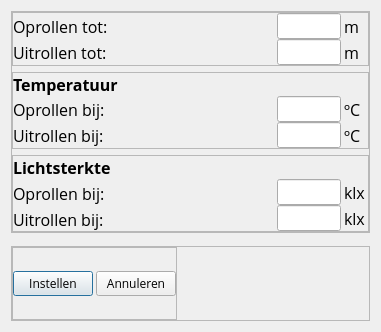
Qt form centrale/instellen.ui (elwint/-rolluik-domotica) before a commit.
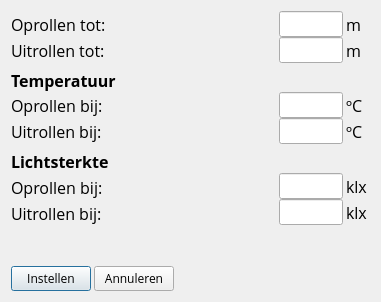
The same form after that commit.

Commit message: Added error popup; Added limits window; Added support to set all limits; Fixed widgets positions; Fixed degree char + temperature; Finished GUI error dialog; Removed GUI borders

What changed in the file:
```diff
--- a/centrale/instellen.ui
+++ b/centrale/instellen.ui
@@ -7,7 +7,7 @@
     <x>0</x>
     <y>0</y>
     <width>381</width>
-    <height>332</height>
+    <height>302</height>
    </rect>
   </property>
   <property name="sizePolicy">
@@ -32,12 +32,6 @@
        <pointsize>12</pointsize>
       </font>
      </property>
-     <property name="frameShape">
-      <enum>QFrame::StyledPanel</enum>
-     </property>
-     <property name="frameShadow">
-      <enum>QFrame::Raised</enum>
-     </property>
      <layout class="QVBoxLayout" name="verticalLayout_2">
       <property name="margin">
        <number>0</number>
@@ -47,12 +41,6 @@
         <property name="layoutDirection">
          <enum>Qt::RightToLeft</enum>
         </property>
-        <property name="frameShape">
-         <enum>QFrame::StyledPanel</enum>
-        </property>
-        <property name="frameShadow">
-         <enum>QFrame::Raised</enum>
-        </property>
         <layout class="QGridLayout" name="gridLayout">
          <property name="horizontalSpacing">
           <number>3</number>
@@ -154,12 +142,6 @@
       </item>
       <item>
        <widget class="QFrame" name="frmTemp">
-        <property name="frameShape">
-         <enum>QFrame::StyledPanel</enum>
-        </property>
-        <property name="frameShadow">
-         <enum>QFrame::Raised</enum>
-        </property>
         <layout class="QGridLayout" name="gridLayout_3">
          <property name="horizontalSpacing">
           <number>3</number>
@@ -274,12 +256,6 @@
       </item>
       <item>
        <widget class="QFrame" name="frmLight">
-        <property name="frameShape">
-         <enum>QFrame::StyledPanel</enum>
-        </property>
-        <property name="frameShadow">
-         <enum>QFrame::Raised</enum>
-        </property>
         <layout class="QGridLayout" name="gridLayout_2">
          <property name="horizontalSpacing">
           <number>3</number>
@@ -400,53 +376,38 @@
      <property name="orientation">
       <enum>Qt::Vertical</enum>
      </property>
+     <property name="sizeHint" stdset="0">
+      <size>
+       <width>0</width>
+       <height>0</height>
+      </size>
+     </property>
     </spacer>
    </item>
    <item>
     <widget class="QFrame" name="frmButtons">
-     <property name="frameShape">
-      <enum>QFrame::StyledPanel</enum>
-     </property>
-     <property name="frameShadow">
-      <enum>QFrame::Raised</enum>
-     </property>
      <layout class="QHBoxLayout" name="horizontalLayout">
       <property name="spacing">
+       <number>3</number>
+      </property>
+      <property name="leftMargin">
        <number>0</number>
       </property>
       <property name="margin">
        <number>0</number>
       </property>
       <item>
-       <widget class="QFrame" name="frame">
-        <property name="frameShape">
-         <enum>QFrame::StyledPanel</enum>
+       <widget class="QPushButton" name="btnInstellen">
+        <property name="text">
+         <string>Instellen</string>
         </property>
-        <property name="frameShadow">
-         <enum>QFrame::Raised</enum>
+       </widget>
+      </item>
+      <item>
+       <widget class="QPushButton" name="btnCancel">
+        <property name="text">
+         <string>Annuleren</string>
         </property>
-        <layout class="QHBoxLayout" name="horizontalLayout_2">
-         <property name="spacing">
-          <number>3</number>
-         </property>
-         <property name="margin">
-          <number>0</number>
-         </property>
-         <item>
-          <widget class="QPushButton" name="btnInstellen">
-           <property name="text">
-            <string>Instellen</string>
-           </property>
-          </widget>
-         </item>
-         <item>
-          <widget class="QPushButton" name="btnCancel">
-           <property name="text">
-            <string>Annuleren</string>
-           </property>
-          </widget>
-         </item>
-        </layout>
        </widget>
       </item>
       <item>
```
Left out of the diff: 104 changed lines with no effect on the pictures. The commit also changes 5 other files.
